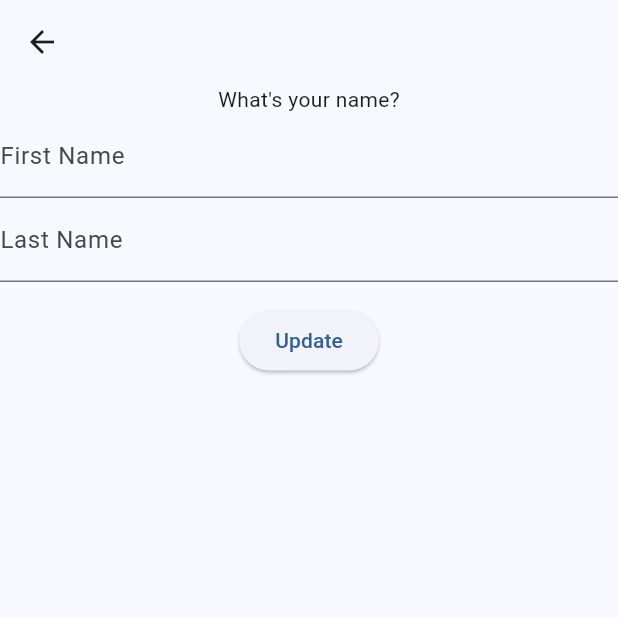
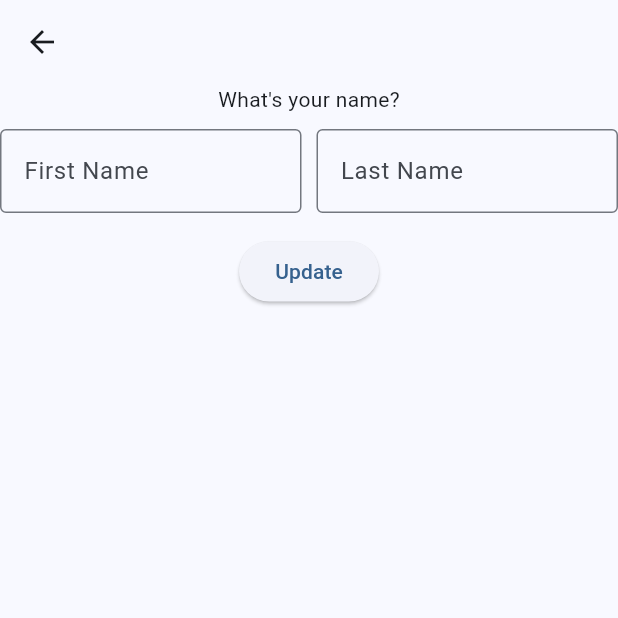
Before and after one commit to tietkenneth/ApproachableGeekDemo, a Flutter app: the NamePage screen opened directly with empty values, on a phone screen of 412 x 824 dp, the top half of it. Run offline on Flutter 3.47's test engine with Material 3 defaults, Android fonts, the phone set to English and light mode, and no system bars.

Commit message:
First and last name in same row in name page

```diff
--- a/lib/main.dart
+++ b/lib/main.dart
@@ -253,14 +253,31 @@ class NamePage extends StatelessWidget {
       appBar: AppBar(),
       body: Center(
         child: Column(
+          //crossAxisAlignment: CrossAxisAlignment.start, // Align text to the start (left)
           children: [
             Text("What's your name?"),
-            TextField(
-                controller: firstNameController,
-                decoration: InputDecoration(labelText: 'First Name')),
-            TextField(
-                controller: lastNameController,
-                decoration: InputDecoration(labelText: 'Last Name')),
+            SizedBox(
+              height: 10.0,
+            ),
+            Row(
+              children: [
+                Expanded(
+                    child: TextField(
+                        controller: firstNameController,
+                        decoration: InputDecoration(
+                          labelText: 'First Name',
+                          border: OutlineInputBorder(),
+                        ))),
+                SizedBox(width: 10.0),
+                Expanded(
+                    child: TextField(
+                        controller: lastNameController,
+                        decoration: InputDecoration(
+                          labelText: 'Last Name',
+                          border: OutlineInputBorder(),
+                        ))),
+              ],
+            ),
             SizedBox(height: 15),
             ElevatedButton(
               onPressed: () {
@@ -298,7 +315,7 @@ class PhonePage extends StatelessWidget {
             Text("What's your phone number?"),
             TextField(
                 controller: phoneNumberController,
-                decoration: InputDecoration(labelText: 'Phone Number')),
+                decoration: InputDecoration(labelText: 'Your Phone Number')),
             SizedBox(height: 15.0),
             ElevatedButton(
               onPressed: () {
@@ -332,7 +349,7 @@ class EmailPage extends StatelessWidget {
             Text("What's your email?"),
             TextField(
                 controller: emailController,
-                decoration: InputDecoration(labelText: 'Email')),
+                decoration: InputDecoration(labelText: 'Your email address')),
             SizedBox(height: 15.0),
             ElevatedButton(
               onPressed: () {
```
